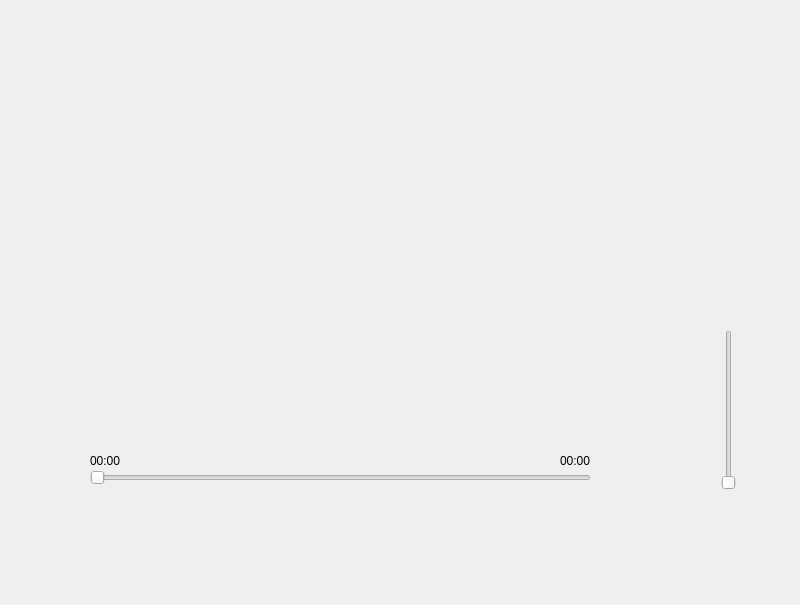
Before: the Qt Designer form MusicPlayer/mainwindow.ui in cyduan/Ai-Yin-Music-Player, drawn with Qt 5.
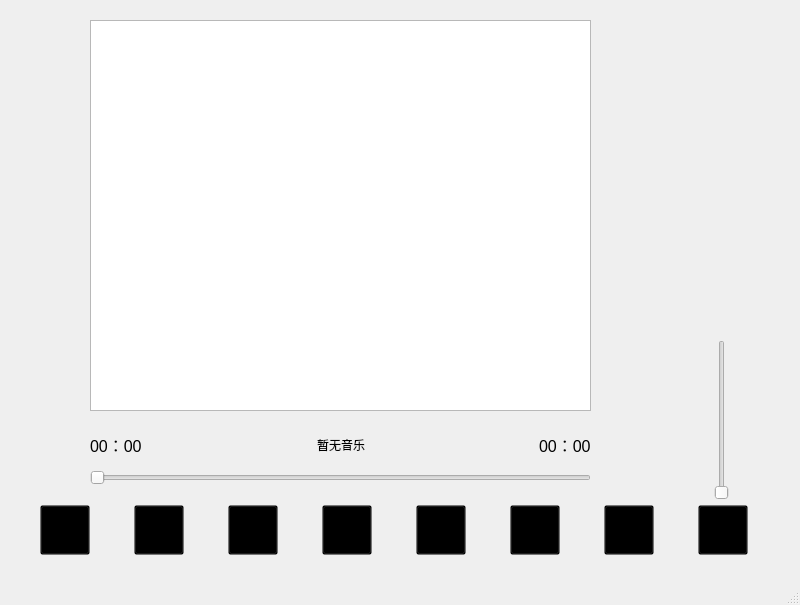
After: the same form once the commit is applied. Icons and pictures are not drawn.

What changed in the file:
```diff
--- a/MusicPlayer/mainwindow.ui
+++ b/MusicPlayer/mainwindow.ui
@@ -13,21 +13,6 @@
   <property name="windowTitle">
    <string>MainWindow</string>
   </property>
-  <property name="styleSheet">
-   <string notr="true">QWidget#MainWindow
-{
-	background-image: url(:/new/prefix1/background/wallhaven-q2yx9l.jpg)
-}
-
-*{
-	border: none;
-}
-QPushButton,QListWidget
-{
-	border: none;
-	background: transparent;
-}</string>
-  </property>
   <widget class="QWidget" name="centralwidget">
    <widget class="QWidget" name="layoutWidget">
     <property name="geometry">
@@ -399,8 +384,8 @@
    <widget class="QSlider" name="VolumeSlider">
     <property name="geometry">
      <rect>
-      <x>720</x>
-      <y>330</y>
+      <x>713</x>
+      <y>340</y>
       <width>18</width>
       <height>160</height>
      </rect>
@@ -416,9 +401,9 @@
     <property name="geometry">
      <rect>
       <x>90</x>
-      <y>0</y>
+      <y>20</y>
       <width>501</width>
-      <height>441</height>
+      <height>391</height>
      </rect>
     </property>
    </widget>
@@ -439,16 +424,21 @@
     <property name="geometry">
      <rect>
       <x>90</x>
-      <y>450</y>
+      <y>430</y>
       <width>501</width>
-      <height>22</height>
+      <height>29</height>
      </rect>
     </property>
     <layout class="QHBoxLayout" name="horizontalLayout_2">
      <item>
       <widget class="QLabel" name="curLabel">
+       <property name="font">
+        <font>
+         <pointsize>12</pointsize>
+        </font>
+       </property>
        <property name="text">
-        <string>00:00</string>
+        <string>00：00</string>
        </property>
       </widget>
      </item>
@@ -468,7 +458,32 @@
      <item>
       <widget class="QLabel" name="totalLable">
        <property name="text">
-        <string>00:00</string>
+        <string>暂无音乐</string>
+       </property>
+      </widget>
+     </item>
+     <item>
+      <spacer name="horizontalSpacer_2">
+       <property name="orientation">
+        <enum>Qt::Horizontal</enum>
+       </property>
+       <property name="sizeHint" stdset="0">
+        <size>
+         <width>40</width>
+         <height>20</height>
+        </size>
+       </property>
+      </spacer>
+     </item>
+     <item>
+      <widget class="QLabel" name="totalLabel">
+       <property name="font">
+        <font>
+         <pointsize>12</pointsize>
+        </font>
+       </property>
+       <property name="text">
+        <string>00：00</string>
        </property>
       </widget>
      </item>
```
Left out of the diff: 8 changed lines with no effect on the pictures.
